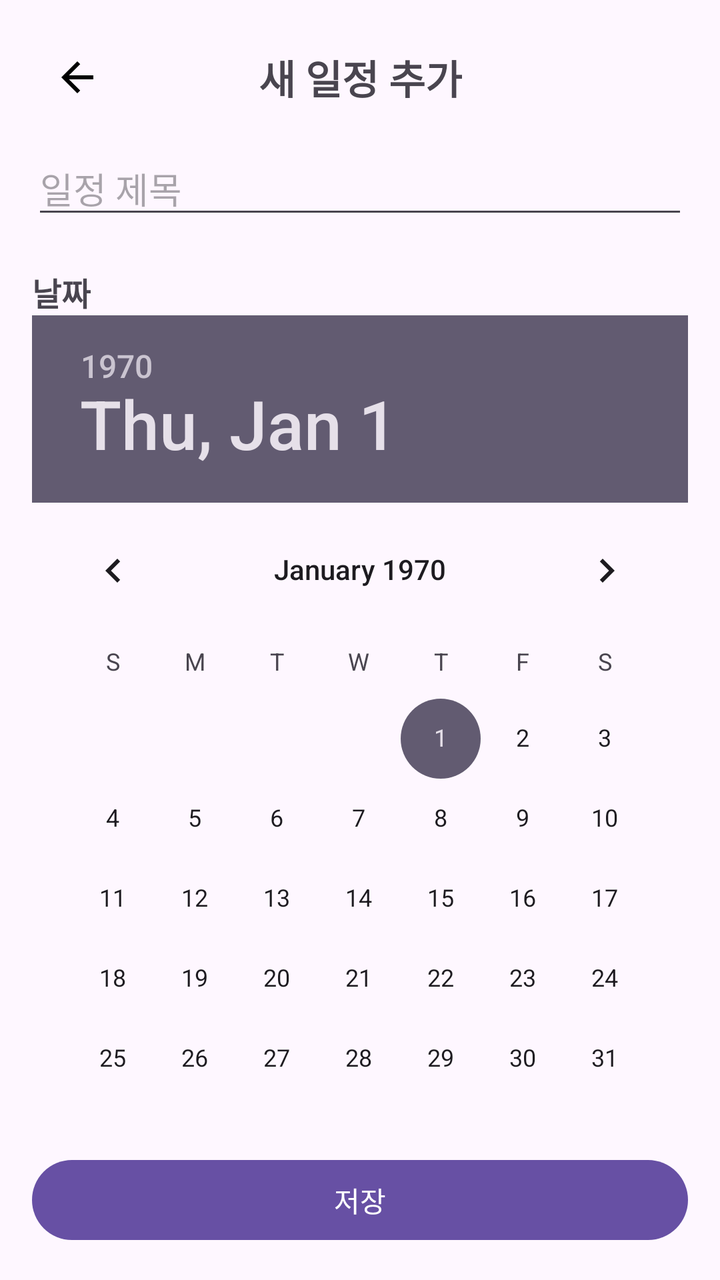
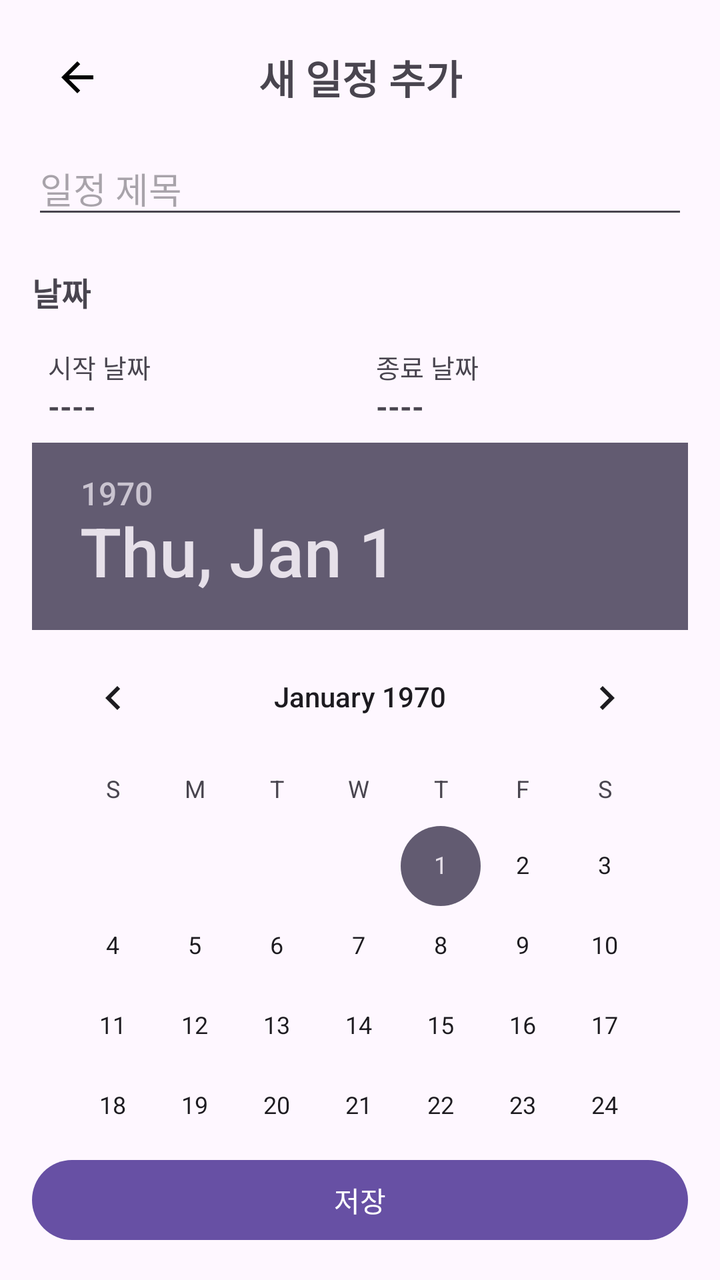

Two renders of the same Android screen: before a commit and after it. Below are the layout's source before the change and the commit's diff.
<!-- AndroidManifest.xml: application theme Theme.MyApplication -->
<!-- res/layout/fragment_schedule_bottom_sheet.xml -->
<?xml version="1.0" encoding="utf-8"?>
<LinearLayout
    xmlns:android="http://schemas.android.com/apk/res/android"
    xmlns:app="http://schemas.android.com/apk/res-auto"
    android:layout_width="match_parent"
    android:layout_height="match_parent"
    android:orientation="vertical"
    android:padding="16dp">

    <androidx.constraintlayout.widget.ConstraintLayout
        android:layout_width="match_parent"
        android:layout_height="wrap_content"
        android:layout_marginBottom="10dp">

        <ImageButton
            android:id="@+id/btnBack"
            android:layout_width="45dp"
            android:layout_height="45dp"
            android:background="?attr/selectableItemBackgroundBorderless"
            android:src="@drawable/ic_back"
            android:contentDescription="뒤로가기"
            app:tint="@android:color/black"
            app:layout_constraintStart_toStartOf="parent"
            app:layout_constraintTop_toTopOf="parent"
            app:layout_constraintBottom_toBottomOf="parent" />

        <TextView
            android:id="@+id/tvBottomSheetTitle"
            android:layout_width="wrap_content"
            android:layout_height="wrap_content"
            android:text="새 일정 추가"
            android:textSize="20sp"
            android:textStyle="bold"
            app:layout_constraintStart_toStartOf="parent"
            app:layout_constraintEnd_toEndOf="parent"
            app:layout_constraintTop_toTopOf="parent"
            app:layout_constraintBottom_toBottomOf="parent" />
    </androidx.constraintlayout.widget.ConstraintLayout>

    <androidx.core.widget.NestedScrollView
        android:layout_width="match_parent"
        android:layout_height="0dp"
        android:layout_weight="1"
        android:fillViewport="true">

        <LinearLayout
            android:layout_width="match_parent"
            android:layout_height="wrap_content"
            android:orientation="vertical">

            <EditText
                android:id="@+id/editScheduleTitle"
                android:layout_width="match_parent"
                android:layout_height="wrap_content"
                android:hint="일정 제목"
                android:inputType="text"
                android:maxLines="1"
                android:singleLine="true" />

            <TextView
                android:id="@+id/tvDateLabel"
                android:layout_width="wrap_content"
                android:layout_height="wrap_content"
                android:text="날짜"
                android:textSize="16sp"
                android:textStyle="bold"
                android:layout_marginTop="20dp" />

            <DatePicker
                android:id="@+id/datePicker"
                android:layout_width="match_parent"
                android:layout_height="wrap_content"
                android:calendarViewShown="true"
                android:spinnersShown="false" />

            <TextView
                android:id="@+id/tvTimeLabel"
                android:layout_width="wrap_content"
                android:layout_height="wrap_content"
                android:text="시간"
                android:textSize="16sp"
                android:textStyle="bold"
                android:layout_marginTop="12dp" />

            <LinearLayout
                android:id="@+id/layoutTime"
                android:layout_width="match_parent"
                android:layout_height="wrap_content"
                android:orientation="horizontal"
                android:gravity="center_vertical"
                android:layout_marginTop="4dp">

                <EditText
                    android:id="@+id/editStartTime"
                    android:layout_width="0dp"
                    android:layout_height="wrap_content"
                    android:layout_weight="1"
                    android:hint="시작 (예: 0930)"
                    android:inputType="number"
                    android:maxLength="5"
                    android:textSize="15sp" />

                <TextView
                    android:layout_width="wrap_content"
                    android:layout_height="wrap_content"
                    android:layout_marginHorizontal="8dp"
                    android:text="~" />

                <EditText
                    android:id="@+id/editEndTime"
                    android:layout_width="0dp"
                    android:layout_height="wrap_content"
                    android:layout_weight="1"
                    android:hint="종료 (예: 1030)"
                    android:inputType="number"
                    android:maxLength="5"
                    android:textSize="15sp" />
            </LinearLayout>

            <EditText
                android:id="@+id/editScheduleDetail"
                android:layout_width="match_parent"
                android:layout_height="wrap_content"
                android:hint="상세 내용"
                android:inputType="textMultiLine"
                android:minLines="3"
                android:gravity="top|start"
                android:layout_marginTop="8dp" />

            <LinearLayout
                android:id="@+id/layoutAlarmHeader"
                android:layout_width="match_parent"
                android:layout_height="wrap_content"
                android:orientation="horizontal"
                android:gravity="center_vertical"
                android:layout_marginTop="12dp">

                <TextView
                    android:id="@+id/tvAlarmLabel"
                    android:layout_width="wrap_content"
                    android:layout_height="wrap_content"
                    android:text="알림"
                    android:textSize="16sp"
                    android:textStyle="bold" />

                <ImageButton
                    android:id="@+id/btnAlarmToggle"
                    android:layout_width="36dp"
                    android:layout_height="36dp"
                    android:src="@drawable/outline_alarm_off_24"
                    android:background="?attr/selectableItemBackgroundBorderless"
                    android:contentDescription="알림 켜기"
                    android:layout_marginStart="8dp"
                    app:tint="@android:color/black" />
            </LinearLayout>

            <LinearLayout
                android:id="@+id/layoutAlarmDetail"
                android:layout_width="match_parent"
                android:layout_height="wrap_content"
                android:orientation="vertical"
                android:visibility="gone"
                android:layout_marginTop="8dp"
                android:paddingBottom="10dp">

                <EditText
                    android:id="@+id/editAlarmTime"
                    android:layout_width="match_parent"
                    android:layout_height="wrap_content"
                    android:hint="알림 시간 (예: 0930)"
                    android:inputType="number"
                    android:maxLength="5"
                    android:textSize="15sp"
                    android:layout_marginBottom="4dp" />

                <EditText
                    android:id="@+id/editAlarmContent"
                    android:layout_width="match_parent"
                    android:layout_height="wrap_content"
                    android:hint="알림 내용"
                    android:inputType="text"
                    android:textSize="15sp" />
            </LinearLayout>

        </LinearLayout>
    </androidx.core.widget.NestedScrollView>

    <Button
        android:id="@+id/btnSaveSchedule"
        android:layout_width="match_parent"
        android:layout_height="wrap_content"
        android:text="저장"
        android:layout_marginTop="10dp" />

</LinearLayout>
<!-- resources referenced by this layout -->
<resources>
  <!-- drawable ic_back (drawable) -->
  <vector xmlns:android="http://schemas.android.com/apk/res/android" android:autoMirrored="true" android:height="24dp" android:tint="#000000" android:viewportHeight="960" android:viewportWidth="960" android:width="24dp">
        
      <path android:fillColor="@android:color/white" android:pathData="M313,520L537,744L480,800L160,480L480,160L537,216L313,440L800,440L800,520L313,520Z"/>
      
  </vector>
  <!-- drawable outline_alarm_off_24 (drawable) -->
  <vector xmlns:android="http://schemas.android.com/apk/res/android" android:height="24dp" android:tint="#757575" android:viewportHeight="960" android:viewportWidth="960" android:width="24dp">
  
      <path android:fillColor="@android:color/white" android:pathData="M798,690L738,630Q749,603 754.5,577.5Q760,552 760,524Q760,408 678,324Q596,240 480,240Q452,240 426,244.5Q400,249 374,260L314,200Q352,180 393.5,170Q435,160 480,160Q554,160 619.5,188Q685,216 734,265.5Q783,315 811.5,381Q840,447 840,524Q840,569 829,610.5Q818,652 798,690ZM850,320L680,150L736,94L906,264L850,320ZM820,936L694,810Q649,843 594.5,861.5Q540,880 480,880Q406,880 340.5,852Q275,824 226,776Q177,728 148.5,663Q120,598 120,524Q120,462 138.5,407.5Q157,353 192,308L158,274L110,322L54,266L102,218L28,144L84,88L876,880L820,936ZM480,801Q522,801 562,788Q602,775 636,752L248,366Q225,401 212.5,441.5Q200,482 200,524Q200,640 282,720.5Q364,801 480,801ZM442,559Q442,559 442,559Q442,559 442,559Q442,559 442,559Q442,559 442,559L442,559Q442,559 442,559Q442,559 442,559ZM556,445L556,445Q556,445 556,445Q556,445 556,445Q556,445 556,445Q556,445 556,445Q556,445 556,445Q556,445 556,445Z"/>
  
  </vector>
  <style name="Theme.MyApplication" parent="Theme.Material3.DayNight.NoActionBar">
          
      </style>
</resources>

<!-- the commit's change to res/layout/fragment_schedule_bottom_sheet.xml (unified diff, before → after) -->
@@ -7,6 +7,7 @@
     android:orientation="vertical"
     android:padding="16dp">
 
+    
     <androidx.constraintlayout.widget.ConstraintLayout
         android:layout_width="match_parent"
         android:layout_height="wrap_content"
@@ -37,6 +38,7 @@
             app:layout_constraintBottom_toBottomOf="parent" />
     </androidx.constraintlayout.widget.ConstraintLayout>
 
+    
     <androidx.core.widget.NestedScrollView
         android:layout_width="match_parent"
         android:layout_height="0dp"
@@ -48,6 +50,7 @@
             android:layout_height="wrap_content"
             android:orientation="vertical">
 
+            
             <EditText
                 android:id="@+id/editScheduleTitle"
                 android:layout_width="match_parent"
@@ -57,6 +60,7 @@
                 android:maxLines="1"
                 android:singleLine="true" />
 
+            
             <TextView
                 android:id="@+id/tvDateLabel"
                 android:layout_width="wrap_content"
@@ -66,6 +70,63 @@
                 android:textStyle="bold"
                 android:layout_marginTop="20dp" />
 
+            
+            <LinearLayout
+                android:layout_width="match_parent"
+                android:layout_height="wrap_content"
+                android:orientation="horizontal"
+                android:layout_marginTop="8dp">
+
+                
+                <LinearLayout
+                    android:id="@+id/layoutStartDate"
+                    android:layout_width="0dp"
+                    android:layout_height="wrap_content"
+                    android:layout_weight="1"
+                    android:orientation="vertical"
+                    android:padding="8dp">
+
+                    <TextView
+                        android:layout_width="wrap_content"
+                        android:layout_height="wrap_content"
+                        android:text="시작 날짜"
+                        android:textSize="13sp"/>
+
+                    <TextView
+                        android:id="@+id/tvStartDateValue"
+                        android:layout_width="wrap_content"
+                        android:layout_height="wrap_content"
+                        android:text="----"
+                        android:textStyle="bold"
+                        android:textSize="15sp"/>
+                </LinearLayout>
+
+                
+                <LinearLayout
+                    android:id="@+id/layoutEndDate"
+                    android:layout_width="0dp"
+                    android:layout_height="wrap_content"
+                    android:layout_weight="1"
+                    android:orientation="vertical"
+                    android:padding="8dp">
+
+                    <TextView
+                        android:layout_width="wrap_content"
+                        android:layout_height="wrap_content"
+                        android:text="종료 날짜"
+                        android:textSize="13sp"/>
+
+                    <TextView
+                        android:id="@+id/tvEndDateValue"
+                        android:layout_width="wrap_content"
+                        android:layout_height="wrap_content"
+                        android:text="----"
+                        android:textStyle="bold"
+                        android:textSize="15sp"/>
+                </LinearLayout>
+            </LinearLayout>
+
+            
             <DatePicker
                 android:id="@+id/datePicker"
                 android:layout_width="match_parent"
@@ -73,6 +134,7 @@
                 android:calendarViewShown="true"
                 android:spinnersShown="false" />
 
+            
             <TextView
                 android:id="@+id/tvTimeLabel"
                 android:layout_width="wrap_content"
@@ -117,16 +179,32 @@
                     android:textSize="15sp" />
             </LinearLayout>
 
-            <EditText
-                android:id="@+id/editScheduleDetail"
-                android:layout_width="match_parent"
-                android:layout_height="wrap_content"
-                android:hint="상세 내용"
-                android:inputType="textMultiLine"
-                android:minLines="3"
-                android:gravity="top|start"
-                android:layout_marginTop="8dp" />
-
+            
+            <LinearLayout
+                android:layout_width="match_parent"
+                android:layout_height="wrap_content"
+                android:orientation="vertical"
+                android:layout_marginTop="8dp">
+
+                <EditText
+                    android:id="@+id/editScheduleDetail"
+                    android:layout_width="match_parent"
+                    android:layout_height="wrap_content"
+                    android:hint="상세 내용"
+                    android:inputType="textMultiLine"
+                    android:lines="1"
+                    android:minLines="1"
+                    android:maxLines="5"
+                    android:gravity="center_vertical|start"
+                    android:layout_marginTop="8dp" />
+
+                <View
+                    android:layout_width="match_parent"
+                    android:layout_height="1dp"
+                    android:background="#BDBDBD" />
+            </LinearLayout>
+
+            
             <LinearLayout
                 android:id="@+id/layoutAlarmHeader"
                 android:layout_width="match_parent"
@@ -154,6 +232,7 @@
                     app:tint="@android:color/black" />
             </LinearLayout>
 
+            
             <LinearLayout
                 android:id="@+id/layoutAlarmDetail"
                 android:layout_width="match_parent"
@@ -185,6 +264,7 @@
         </LinearLayout>
     </androidx.core.widget.NestedScrollView>
 
+    
     <Button
         android:id="@+id/btnSaveSchedule"
         android:layout_width="match_parent"
